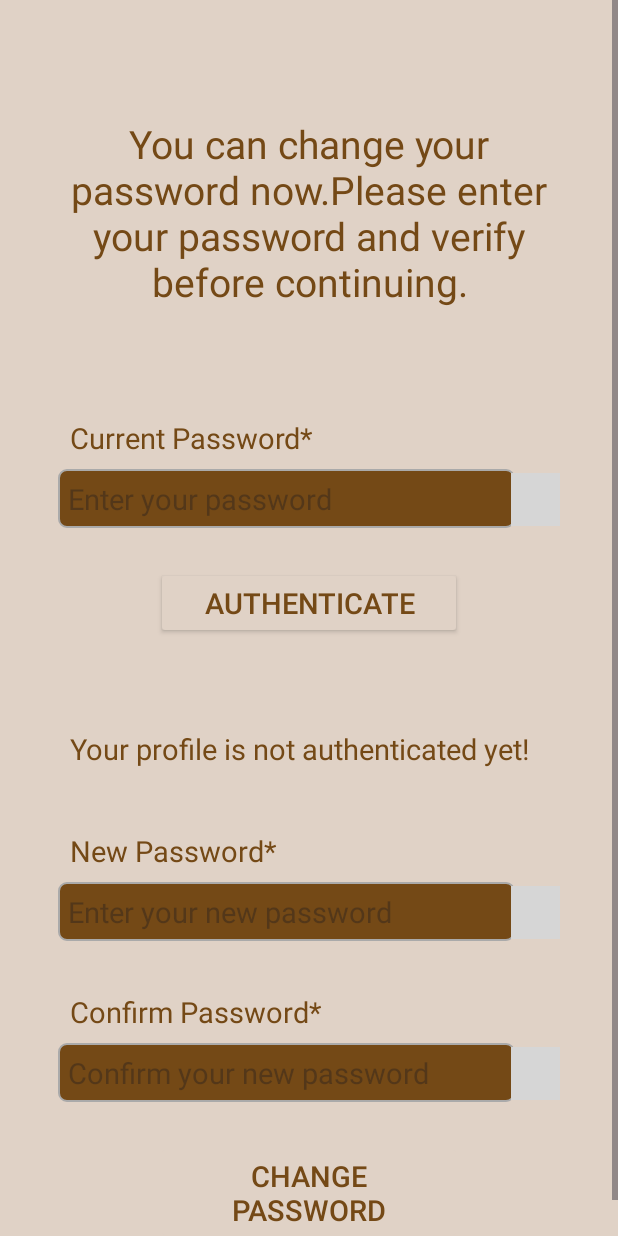
After one commit to DevRaval2604/Citizen-Care, an Android app: the Change_Password screen opened directly, with no data from a screen before it, on a phone screen of 412 x 824 dp. The commit adds this screen. Run offline under Robolectric (Android 15) with nearby library versions, the phone set to English and light mode, and no system bars; our stand-ins replace Firebase (no records; nobody signed in at launch, a user with empty details on screens opened directly), sdp/ssp sizes; grey boxes are pictures that could not be loaded.

Commit message:
Final Year Project

```diff
--- a/app/src/main/AndroidManifest.xml
+++ b/app/src/main/AndroidManifest.xml
@@ -14,6 +14,9 @@
         android:supportsRtl="true"
         android:theme="@style/Theme.CitizenCare"
         tools:targetApi="31">
+        <activity
+            android:name=".Change_Password"
+            android:exported="false" />
         <activity
             android:name=".Admin_Register"
             android:exported="false" />
--- a/app/src/main/java/com/example/citizencare/Admin.java
+++ b/app/src/main/java/com/example/citizencare/Admin.java
@@ -64,6 +64,12 @@ public class Admin extends AppCompatActivity {
             startActivity(intent);
         });
 
+        Button btnChangePwd=findViewById(R.id.ChangePassword);
+        btnChangePwd.setOnClickListener(view -> {
+            Intent intent=new Intent(Admin.this, Change_Password.class);
+            startActivity(intent);
+        });
+
         textViewAdminHead = findViewById(R.id.textview_admin_head);
         textViewFullName = findViewById(R.id.textview_show_full_name);
         textViewEmail = findViewById(R.id.textview_show_email);
--- a/app/src/main/java/com/example/citizencare/Admin_Register.java
+++ b/app/src/main/java/com/example/citizencare/Admin_Register.java
@@ -173,7 +173,7 @@ public class Admin_Register extends AppCompatActivity {
             if (task.isSuccessful()) {
                 FirebaseUser firebaseUser =auth.getCurrentUser();
                 //Enter User Data into Firebase Realtime Database.
-                ReadWriteCitizenDetails WriteCitizenDetails=new ReadWriteCitizenDetails(textFirstName,textMiddleName,textLastName,textEmail,textGender,textMobile,textPwd,"Admin");
+                ReadWriteCitizenDetails WriteCitizenDetails=new ReadWriteCitizenDetails(textFirstName,textMiddleName,textLastName,textEmail,textGender,textMobile,"Admin");
                 //Extracting users reference from Database for "Users"
                 DatabaseReference reference= FirebaseDatabase.getInstance().getReference("Users");
                 reference.child(Objects.requireNonNull(firebaseUser).getUid()).setValue(WriteCitizenDetails).addOnCompleteListener(task1 -> {
--- /dev/null
+++ b/app/src/main/java/com/example/citizencare/Change_Password.java
@@ -0,0 +1,196 @@
+package com.example.citizencare;
+import androidx.appcompat.app.AppCompatActivity;
+import android.annotation.SuppressLint;
+import android.content.Intent;
+import android.os.Bundle;
+import android.text.TextUtils;
+import android.text.method.HideReturnsTransformationMethod;
+import android.text.method.PasswordTransformationMethod;
+import android.view.View;
+import android.widget.Button;
+import android.widget.EditText;
+import android.widget.ImageView;
+import android.widget.ProgressBar;
+import android.widget.TextView;
+import android.widget.Toast;
+import com.google.firebase.auth.AuthCredential;
+import com.google.firebase.auth.EmailAuthProvider;
+import com.google.firebase.auth.FirebaseAuth;
+import com.google.firebase.auth.FirebaseUser;
+
+import java.util.Objects;
+
+public class Change_Password extends AppCompatActivity {
+    private String userPwdCurr;
+    private Button buttonReAuthenticate,buttonChangedPwd;
+    private EditText editTextPwdNew,editTextPwdCurr,editTextPwdConfirmNew;
+
+    private TextView textViewAuthenticated;
+    private ProgressBar progressBar;
+
+    @Override
+    protected void onCreate(Bundle savedInstanceState) {
+        super.onCreate(savedInstanceState);
+        setContentView(R.layout.activity_change_password);
+        editTextPwdNew = findViewById(R.id.editText_change_pwd_new);
+        editTextPwdCurr = findViewById(R.id.editText_change_pwd_current);
+        editTextPwdConfirmNew = findViewById(R.id.editText_change_pwd_new_confirm);
+        textViewAuthenticated = findViewById(R.id.textview_change_pwd_authenticated);
+        progressBar = findViewById(R.id.progressBar);
+        buttonReAuthenticate = findViewById(R.id.button_authenticate);
+        buttonChangedPwd = findViewById(R.id.button_change_pwd);
+
+        //Disable editText for New Password,Confirm New Password and Make Change Pwd button unclickable till user is authenticated
+        editTextPwdNew.setEnabled(false);
+        editTextPwdConfirmNew.setEnabled(false);
+        buttonChangedPwd.setEnabled(false);
+
+        FirebaseAuth authProfile = FirebaseAuth.getInstance();
+        FirebaseUser firebaseUser= authProfile.getCurrentUser();
+
+        if(firebaseUser==null){
+            Toast.makeText(Change_Password.this, "Something went wrong! User details not available", Toast.LENGTH_LONG).show();
+            Intent intent=new Intent(Change_Password.this, Admin.class);
+            startActivity(intent);
+            finish();
+        }else {
+            reAuthenticateUser(firebaseUser);
+        }
+
+        //show hide current password using eye icon
+
+        ImageView imageViewShowHidePwd = findViewById(R.id.imageview_show_hide_pwd);
+        imageViewShowHidePwd.setImageResource(R.drawable.ic_hide_pwd);
+        imageViewShowHidePwd.setOnClickListener(view -> {
+            if (editTextPwdCurr.getTransformationMethod().equals(HideReturnsTransformationMethod.getInstance())){
+                //if pwd visible then hide it
+                editTextPwdCurr.setTransformationMethod(PasswordTransformationMethod.getInstance());
+                //change icon
+                imageViewShowHidePwd.setImageResource(R.drawable.ic_hide_pwd);
+            } else {
+                editTextPwdCurr.setTransformationMethod(HideReturnsTransformationMethod.getInstance());
+                imageViewShowHidePwd.setImageResource(R.drawable.ic_show_pwd);
+            }
+        });
+
+        //show hide new password using eye icon
+
+        ImageView imageViewShowHidePwd1 = findViewById(R.id.imageview_show_hide_pwd1);
+        imageViewShowHidePwd1.setImageResource(R.drawable.ic_hide_pwd);
+        imageViewShowHidePwd1.setOnClickListener(view -> {
+            if (editTextPwdNew.getTransformationMethod().equals(HideReturnsTransformationMethod.getInstance())){
+                //if pwd visible then hide it
+                editTextPwdNew.setTransformationMethod(PasswordTransformationMethod.getInstance());
+                //change icon
+                imageViewShowHidePwd1.setImageResource(R.drawable.ic_hide_pwd);
+            } else {
+                editTextPwdNew.setTransformationMethod(HideReturnsTransformationMethod.getInstance());
+                imageViewShowHidePwd1.setImageResource(R.drawable.ic_show_pwd);
+            }
+        });
+
+        //show hide confirm new password using eye icon
+
+        ImageView imageViewShowHidePwd2 = findViewById(R.id.imageview_show_hide_pwd2);
+        imageViewShowHidePwd2.setImageResource(R.drawable.ic_hide_pwd);
+        imageViewShowHidePwd2.setOnClickListener(view -> {
+            if (editTextPwdConfirmNew.getTransformationMethod().equals(HideReturnsTransformationMethod.getInstance())){
+                //if pwd visible then hide it
+                editTextPwdConfirmNew.setTransformationMethod(PasswordTransformationMethod.getInstance());
+                //change icon
+                imageViewShowHidePwd2.setImageResource(R.drawable.ic_hide_pwd);
+            } else {
+                editTextPwdConfirmNew.setTransformationMethod(HideReturnsTransformationMethod.getInstance());
+                imageViewShowHidePwd2.setImageResource(R.drawable.ic_show_pwd);
+            }
+        });
+    }
+
+    //ReAuthenticate User before changing password
+    @SuppressLint("SetTextI18n")
+    private void reAuthenticateUser(FirebaseUser firebaseUser) {
+        buttonReAuthenticate.setOnClickListener(view -> {
+            userPwdCurr=editTextPwdCurr.getText().toString();
+            if (TextUtils.isEmpty(userPwdCurr)) {
+                Toast.makeText(Change_Password.this, "Password is required", Toast.LENGTH_LONG).show();
+                editTextPwdCurr.setError("Please enter your current password to authenticate");
+                editTextPwdCurr.requestFocus();
+            } else{
+                progressBar.setVisibility(View.VISIBLE);
+
+                //ReAuthenticate User now
+                AuthCredential credential= EmailAuthProvider.getCredential(Objects.requireNonNull(firebaseUser.getEmail()),userPwdCurr);
+
+                firebaseUser.reauthenticate(credential).addOnCompleteListener(task -> {
+                    if(task.isSuccessful()){
+                        progressBar.setVisibility(View.GONE);
+
+                        //Disable editText for Current Password,Enable EditText for New Password and Confirm New Password
+                        editTextPwdCurr.setEnabled(false);
+                        editTextPwdNew.setEnabled(true);
+                        editTextPwdConfirmNew.setEnabled(true);
+
+                        //Enable Change Pwd Button. Disable Authenticate Button
+                        buttonReAuthenticate.setEnabled(false);
+                        buttonChangedPwd.setEnabled(true);
+
+                        //Set TextView to show User is authenticated
+                        textViewAuthenticated.setText("You are authenticated."+"You can change password now!");
+                        Toast.makeText(Change_Password.this, "Password has been verified."+"Change password now", Toast.LENGTH_LONG).show();
+
+                        //Change password button
+                        buttonChangedPwd.setOnClickListener(new View.OnClickListener() {
+                            @Override
+                            public void onClick(View view1) {
+                                changepwd(firebaseUser);
+                            }
+
+                            private void changepwd(FirebaseUser firebaseUser1) {
+                                String userPwdNew=editTextPwdNew.getText().toString();
+                                String userPwdConfirmNew=editTextPwdConfirmNew.getText().toString();
+                                if(TextUtils.isEmpty(userPwdNew)){
+                                    Toast.makeText(Change_Password.this, "New password is required", Toast.LENGTH_LONG).show();
+                                    editTextPwdNew.setError("Please enter your new password");
+                                    editTextPwdNew.requestFocus();
+                                }else if(TextUtils.isEmpty(userPwdConfirmNew)){
+                                    Toast.makeText(Change_Password.this, "Please confirm your new password", Toast.LENGTH_LONG).show();
+                                    editTextPwdConfirmNew.setError("Please re-enter your new password");
+                                    editTextPwdConfirmNew.requestFocus();
+                                }else if(userPwdNew.length() < 6) {
+                                    Toast.makeText(Change_Password.this, "Password should be at least 6 digits", Toast.LENGTH_LONG).show();
+                                    editTextPwdNew.setError("Password too weak");
+                                    editTextPwdNew.requestFocus();
+                                }else if(!userPwdNew.matches(userPwdConfirmNew)) {
+                                    Toast.makeText(Change_Password.this, "Password did not match", Toast.LENGTH_LONG).show();
+                                    editTextPwdConfirmNew.setError("Please re-enter same password");
+                                    editTextPwdConfirmNew.requestFocus();
+                                }else if(userPwdCurr.matches(userPwdNew)) {
+                                    Toast.makeText(Change_Password.this, "New password cannot be same as old password", Toast.LENGTH_LONG).show();
+                                    editTextPwdNew.setError("Please enter a new password");
+                                    editTextPwdNew.requestFocus();
+                                }else {
+                                    progressBar.setVisibility(View.VISIBLE);
+                                    firebaseUser1.updatePassword(userPwdNew).addOnCompleteListener(task1 -> {
+                                        if(task1.isSuccessful()){
+                                            Toast.makeText(Change_Password.this, "Password has been changed", Toast.LENGTH_LONG).show();
+                                            Intent intent=new Intent(Change_Password.this, Admin.class);
+                                            startActivity(intent);
+                                            finish();
+                                        }else {
+                                            Toast.makeText(Change_Password.this, "Error!", Toast.LENGTH_LONG).show();
+                                        }
+                                        progressBar.setVisibility(View.GONE);
+                                    });
+                                }
+                            }
+                        });
+                    }else {
+                        textViewAuthenticated.setText("You entered the wrong password!");
+                        Toast.makeText(Change_Password.this, "Incorrect Password!", Toast.LENGTH_LONG).show();
+                    }
+                    progressBar.setVisibility(View.GONE);
+                });
+            }
+        });
+    }
+}
--- a/app/src/main/java/com/example/citizencare/ReadWriteCitizenDetails.java
+++ b/app/src/main/java/com/example/citizencare/ReadWriteCitizenDetails.java
@@ -3,19 +3,18 @@ package com.example.citizencare;
 
 
 public class ReadWriteCitizenDetails {
-        public String FirstName,MiddleName,LastName,Email,Gender,MobileNumber,Password,Role;
+        public String FirstName,MiddleName,LastName,Email,Gender,MobileNumber,Role;
 
         //Constructor
         public ReadWriteCitizenDetails(){}
 
-        public ReadWriteCitizenDetails(String textFirstName,String textMiddleName,String textLastName,String textEmail,String textGender,String textMobile,String Password,String Role){
+        public ReadWriteCitizenDetails(String textFirstName,String textMiddleName,String textLastName,String textEmail,String textGender,String textMobile,String Role){
             this.FirstName=textFirstName;
             this.MiddleName=textMiddleName;
             this.LastName=textLastName;
             this.Email=textEmail;
             this.Gender=textGender;
             this.MobileNumber=textMobile;
-            this.Password=Password;
             this.Role=Role;
         }
 }
--- a/app/src/main/java/com/example/citizencare/Register.java
+++ b/app/src/main/java/com/example/citizencare/Register.java
@@ -175,7 +175,7 @@ public class Register extends AppCompatActivity {
             if (task.isSuccessful()) {
                 FirebaseUser firebaseUser =auth.getCurrentUser();
                 //Enter User Data into Firebase Realtime Database.
-                ReadWriteCitizenDetails WriteCitizenDetails=new ReadWriteCitizenDetails(textFirstName,textMiddleName,textLastName,textEmail,textGender,textMobile,textPwd,"Citizen");
+                ReadWriteCitizenDetails WriteCitizenDetails=new ReadWriteCitizenDetails(textFirstName,textMiddleName,textLastName,textEmail,textGender,textMobile,"Citizen");
                 //Extracting users reference from Database for "Users"
                 DatabaseReference reference=FirebaseDatabase.getInstance().getReference("Users");
                 reference.child(Objects.requireNonNull(firebaseUser).getUid()).setValue(WriteCitizenDetails).addOnCompleteListener(task1 -> {
--- a/app/src/main/java/com/example/citizencare/Serviceman_Register.java
+++ b/app/src/main/java/com/example/citizencare/Serviceman_Register.java
@@ -175,7 +175,7 @@ public class Serviceman_Register extends AppCompatActivity {
             if (task.isSuccessful()) {
                 FirebaseUser firebaseUser =auth.getCurrentUser();
                 //Enter User Data into Firebase Realtime Database.
-                ReadWriteCitizenDetails WriteCitizenDetails=new ReadWriteCitizenDetails(textFirstName,textMiddleName,textLastName,textEmail,textGender,textMobile,textPwd,"Serviceman");
+                ReadWriteCitizenDetails WriteCitizenDetails=new ReadWriteCitizenDetails(textFirstName,textMiddleName,textLastName,textEmail,textGender,textMobile,"Serviceman");
                 //Extracting users reference from Database for "Users"
                 DatabaseReference reference= FirebaseDatabase.getInstance().getReference("Users");
                 reference.child(Objects.requireNonNull(firebaseUser).getUid()).setValue(WriteCitizenDetails).addOnCompleteListener(task1 -> {
--- /dev/null
+++ b/app/src/main/res/layout/activity_change_password.xml
@@ -0,0 +1,180 @@
+<?xml version="1.0" encoding="utf-8"?>
+<ScrollView xmlns:android="http://schemas.android.com/apk/res/android"
+    xmlns:app="http://schemas.android.com/apk/res-auto"
+    xmlns:tools="http://schemas.android.com/tools"
+    android:layout_width="match_parent"
+    android:layout_height="match_parent"
+    android:background="@color/background"
+    tools:context=".Change_Password">
+
+    <RelativeLayout
+        android:layout_width="match_parent"
+        android:layout_height="wrap_content"
+        android:layout_margin="@dimen/_15sdp"
+        android:background="@color/background"
+        android:padding="@dimen/_15sdp">
+
+        <TextView
+            android:id="@+id/textview_change_pwd_head"
+            android:layout_width="match_parent"
+            android:layout_height="wrap_content"
+            android:layout_marginTop="@dimen/_30sdp"
+            android:text="@string/change_password_head"
+            android:textAlignment="center"
+            android:textColor="@color/text"
+            android:textSize="@dimen/_20sdp"
+            tools:ignore="TextSizeCheck" />
+
+        <TextView
+            android:id="@+id/textview_change_pwd_current"
+            android:layout_width="match_parent"
+            android:layout_height="wrap_content"
+            android:layout_below="@id/textview_change_pwd_head"
+            android:layout_marginTop="@dimen/_50sdp"
+            android:padding="@dimen/_6sdp"
+            android:text="@string/current_password"
+            android:textColor="@color/text"
+            android:textSize="@dimen/_15sdp"
+            tools:ignore="TextSizeCheck" />
+
+        <EditText
+            android:id="@+id/editText_change_pwd_current"
+            android:layout_width="match_parent"
+            android:layout_height="wrap_content"
+            android:layout_below="@id/textview_change_pwd_current"
+            android:background="@drawable/border"
+            android:layout_marginEnd="@dimen/_23sdp"
+            android:hint="@string/password"
+            android:inputType="textPassword"
+            android:padding="@dimen/_5sdp"
+            android:textSize="@dimen/_15sdp"
+            tools:ignore="Autofill,TouchTargetSizeCheck,TextContrastCheck,TextSizeCheck" />
+
+        <ImageView
+            android:id="@+id/imageview_show_hide_pwd"
+            android:layout_width="@dimen/_25sdp"
+            android:layout_height="@dimen/_27sdp"
+            android:layout_below="@id/textview_change_pwd_current"
+            android:layout_alignParentEnd="true"
+            android:layout_marginTop="@dimen/_2sdp"
+            tools:ignore="ContentDescription,ImageContrastCheck" />
+
+        <androidx.appcompat.widget.AppCompatButton
+            android:id="@+id/button_authenticate"
+            android:layout_width="match_parent"
+            android:layout_height="wrap_content"
+            android:layout_below="@id/editText_change_pwd_current"
+            android:layout_marginLeft="@dimen/_50sdp"
+            android:layout_marginTop="@dimen/_20sdp"
+            android:layout_marginRight="@dimen/_50sdp"
+            android:backgroundTint="@color/background"
+            android:text="@string/authenticate"
+            android:textColor="@color/text"
+            android:textSize="@dimen/_15sdp"
+            tools:ignore="TextSizeCheck" />
+
+        <TextView
+            android:id="@+id/textview_change_pwd_authenticated"
+            android:layout_width="match_parent"
+            android:layout_height="wrap_content"
+            android:layout_below="@id/button_authenticate"
+            android:layout_marginTop="@dimen/_40sdp"
+            android:padding="@dimen/_6sdp"
+            android:text="@string/your_profile_is_not_authenticated_yet"
+            android:textColor="@color/text"
+            android:textSize="@dimen/_15sdp"
+            tools:ignore="TextSizeCheck" />
+
+        <TextView
+            android:id="@+id/textview_change_pwd_new"
+            android:layout_width="match_parent"
+            android:layout_height="wrap_content"
+            android:layout_below="@id/textview_change_pwd_authenticated"
+            android:layout_marginTop="@dimen/_20sdp"
+            android:padding="@dimen/_6sdp"
+            android:text="@string/new_password"
+            android:textColor="@color/text"
+            android:textSize="@dimen/_15sdp"
+            tools:ignore="TextSizeCheck" />
+
+        <EditText
+            android:id="@+id/editText_change_pwd_new"
+            android:layout_width="match_parent"
+            android:layout_height="wrap_content"
+            android:layout_below="@id/textview_change_pwd_new"
+            android:layout_marginEnd="@dimen/_23sdp"
+            android:background="@drawable/border"
+            android:hint="@string/enter_your_new_password"
+            android:inputType="textPassword"
+            android:padding="@dimen/_5sdp"
+            android:textSize="@dimen/_15sdp"
+            tools:ignore="Autofill,TouchTargetSizeCheck,TextContrastCheck,TextSizeCheck" />
+
+        <ImageView
+            android:id="@+id/imageview_show_hide_pwd1"
+            android:layout_width="@dimen/_25sdp"
+            android:layout_height="@dimen/_27sdp"
+            android:layout_below="@id/textview_change_pwd_new"
+            android:layout_alignParentEnd="true"
+            android:layout_marginTop="@dimen/_2sdp"
+            tools:ignore="ContentDescription,ImageContrastCheck" />
+
+        <TextView
+            android:id="@+id/textview_change_pwd_new_confirm"
+            android:layout_width="match_parent"
+            android:layout_height="wrap_content"
+            android:layout_below="@id/editText_change_pwd_new"
+            android:layout_marginTop="@dimen/_20sdp"
+            android:padding="@dimen/_6sdp"
+            android:text="@string/confirm_password"
+            android:textColor="@color/text"
+            android:textSize="@dimen/_15sdp"
+            tools:ignore="TextSizeCheck" />
+
+        <EditText
+            android:id="@+id/editText_change_pwd_new_confirm"
+            android:layout_width="match_parent"
+            android:layout_height="wrap_content"
+            android:layout_below="@id/textview_change_pwd_new_confirm"
+            android:layout_marginEnd="@dimen/_23sdp"
+            android:background="@drawable/border"
+            android:hint="@string/confirm_your_new_password"
+            android:inputType="textPassword"
+            android:padding="@dimen/_5sdp"
+            android:textSize="@dimen/_15sdp"
+            tools:ignore="Autofill,TouchTargetSizeCheck,TextContrastCheck,TextSizeCheck" />
+
+        <ImageView
+            android:id="@+id/imageview_show_hide_pwd2"
+            android:layout_width="@dimen/_25sdp"
+            android:layout_height="@dimen/_27sdp"
+            android:layout_below="@id/textview_change_pwd_new_confirm"
+            android:layout_alignParentEnd="true"
+            android:layout_marginTop="@dimen/_2sdp"
+            tools:ignore="ContentDescription,ImageContrastCheck" />
+
+        <androidx.appcompat.widget.AppCompatButton
+            android:id="@+id/button_change_pwd"
+            android:layout_width="match_parent"
+            android:layout_height="wrap_content"
+            android:layout_below="@id/editText_change_pwd_new_confirm"
+            android:layout_marginLeft="@dimen/_50sdp"
+            android:layout_marginTop="@dimen/_20sdp"
+            android:layout_marginRight="@dimen/_50sdp"
+            android:backgroundTint="@color/background"
+            android:text="@string/change_password"
+            android:textColor="@color/text"
+            android:textSize="@dimen/_15sdp"
+            tools:ignore="TextSizeCheck" />
+
+        <ProgressBar
+            android:layout_width="wrap_content"
+            android:layout_height="wrap_content"
+            android:id="@+id/progressBar"
+            style="?android:attr/progressBarStyleLarge"
+            android:layout_centerHorizontal="true"
+            android:layout_centerVertical="true"
+            android:elevation="@dimen/_9sdp"
+            android:visibility="gone"/>
+    </RelativeLayout>
+</ScrollView>
--- a/app/src/main/res/values/strings.xml
+++ b/app/src/main/res/values/strings.xml
@@ -62,4 +62,12 @@
     <string name="serviceman_registration">Serviceman Registration</string>
     <string name="add_admin">Add Admin</string>
     <string name="add_serviceman">Add Serviceman</string>
+    <string name="change_password_head">You can change your password now.Please enter your password and verify before continuing.</string>
+    <string name="authenticate">Authenticate</string>
+    <string name="current_password">Current Password*</string>
+    <string name="your_profile_is_not_authenticated_yet">Your profile is not authenticated yet!</string>
+    <string name="enter_your_new_password">Enter your new password</string>
+    <string name="new_password">New Password*</string>
+    <string name="confirm_your_new_password">Confirm your new password</string>
+    <string name="change_password">Change Password</string>
 </resources>
```
Also changed, not shown: app/src/main/res/layout/activity_admin.xml (+15 -1 lines).
